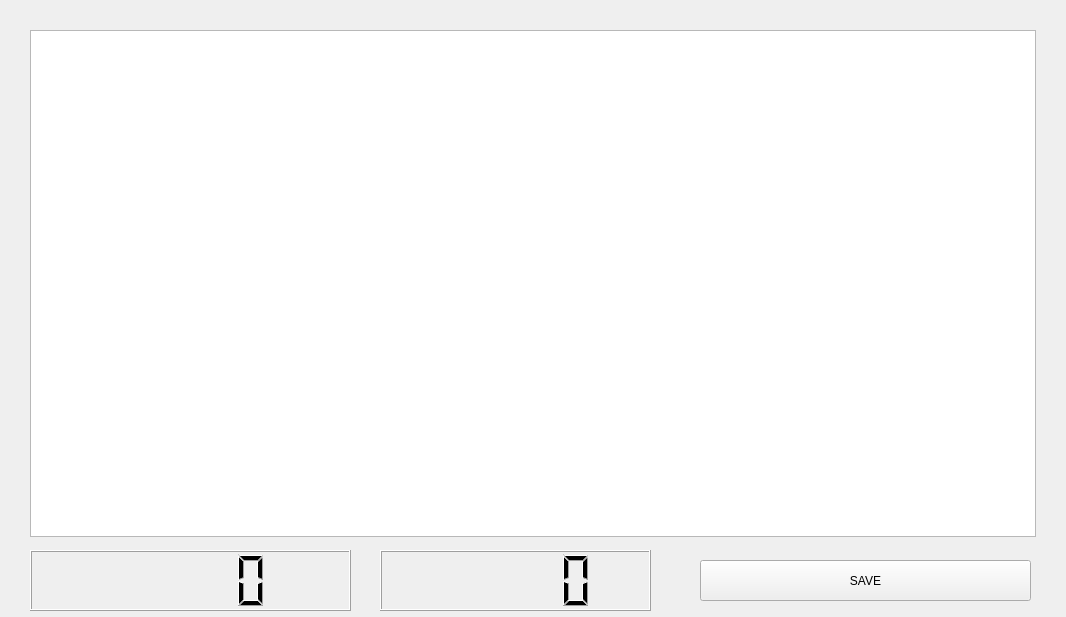
The window that juego.ui (julianocampov/Juego) describes before a commit, drawn with Qt 5.
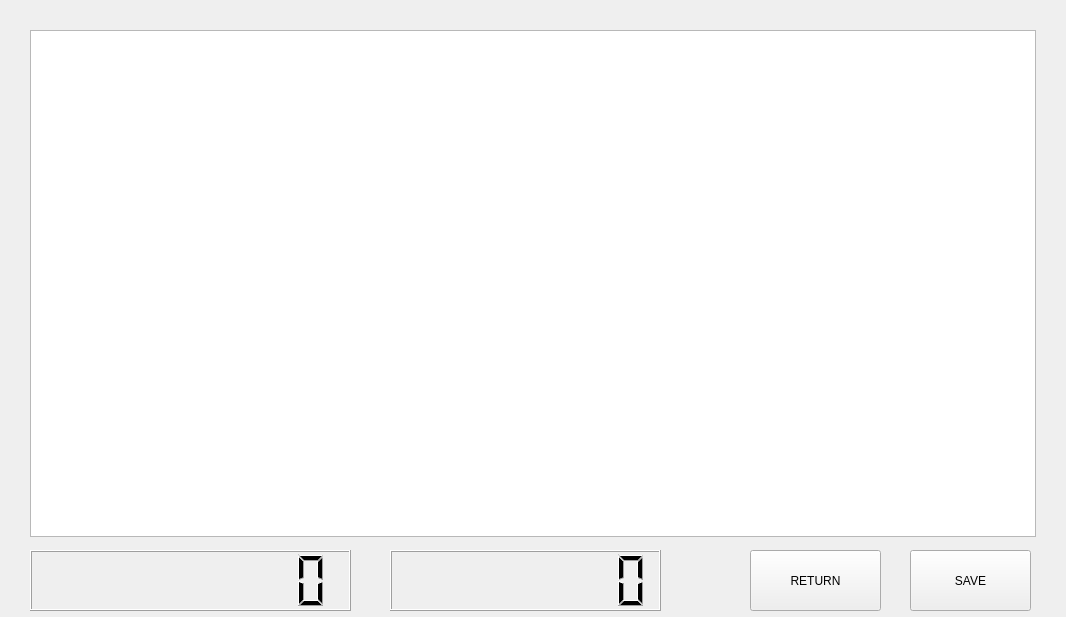
The same window after the commit.

```diff
--- a/juego.ui
+++ b/juego.ui
@@ -26,12 +26,15 @@
   <widget class="QLCDNumber" name="vidas">
    <property name="geometry">
     <rect>
-     <x>380</x>
+     <x>390</x>
      <y>550</y>
      <width>271</width>
      <height>61</height>
     </rect>
    </property>
+   <property name="digitCount">
+    <number>8</number>
+   </property>
   </widget>
   <widget class="QLabel" name="label">
    <property name="geometry">
@@ -58,20 +61,74 @@
      <height>61</height>
     </rect>
    </property>
+   <property name="smallDecimalPoint">
+    <bool>false</bool>
+   </property>
+   <property name="digitCount">
+    <number>9</number>
+   </property>
+   <property name="mode">
+    <enum>QLCDNumber::Dec</enum>
+   </property>
+   <property name="segmentStyle">
+    <enum>QLCDNumber::Filled</enum>
+   </property>
+   <property name="intValue" stdset="0">
+    <number>0</number>
+   </property>
   </widget>
   <widget class="QPushButton" name="pushButton">
    <property name="geometry">
     <rect>
-     <x>700</x>
-     <y>560</y>
-     <width>331</width>
-     <height>41</height>
+     <x>910</x>
+     <y>550</y>
+     <width>121</width>
+     <height>61</height>
     </rect>
    </property>
    <property name="text">
     <string>SAVE</string>
    </property>
   </widget>
+  <widget class="QLabel" name="torn">
+   <property name="geometry">
+    <rect>
+     <x>250</x>
+     <y>350</y>
+     <width>131</width>
+     <height>151</height>
+    </rect>
+   </property>
+   <property name="text">
+    <string/>
+   </property>
+  </widget>
+  <widget class="QPushButton" name="pushButton_2">
+   <property name="geometry">
+    <rect>
+     <x>750</x>
+     <y>550</y>
+     <width>131</width>
+     <height>61</height>
+    </rect>
+   </property>
+   <property name="text">
+    <string>RETURN</string>
+   </property>
+  </widget>
+  <widget class="QLabel" name="storm">
+   <property name="geometry">
+    <rect>
+     <x>0</x>
+     <y>20</y>
+     <width>500</width>
+     <height>300</height>
+    </rect>
+   </property>
+   <property name="text">
+    <string/>
+   </property>
+  </widget>
   <zorder>label</zorder>
   <zorder>vidas</zorder>
   <zorder>graphicsView</zorder>
```
Left out of the diff: 3 changed lines with no effect on the pictures.
